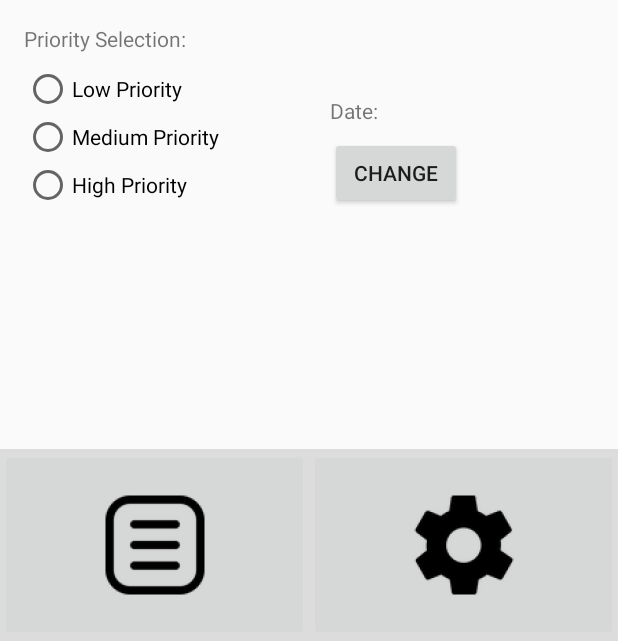
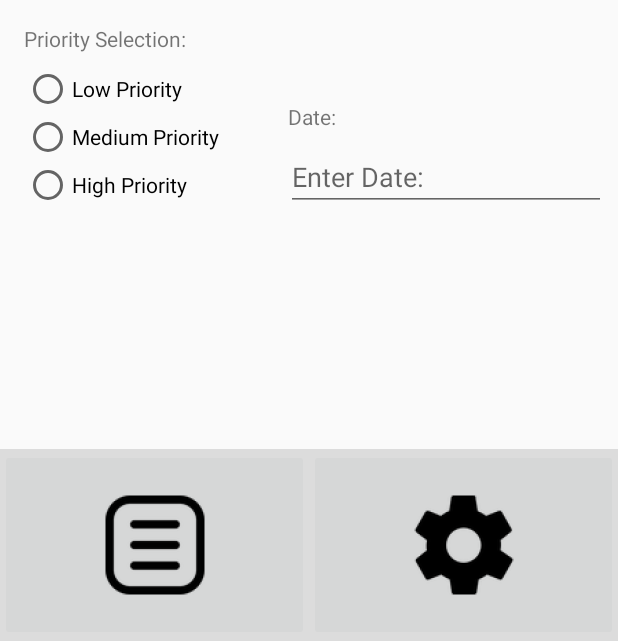
Before and after one commit to omarumustafa/NotesMemo, an Android app: the layout activity_main.xml on its own in the app's theme, with its tools: preview values and no code run, on a phone screen of 412 x 824 dp, the part 595-1236 px from its top. Run offline under Robolectric (Android 15) with nearby library versions, the phone set to English and light mode, and no system bars.

Commit message:
deleted date picker, date is now a editfield that autofills

```diff
--- a/app/src/main/res/layout/activity_main.xml
+++ b/app/src/main/res/layout/activity_main.xml
@@ -168,29 +168,25 @@
                 android:id="@+id/textDate"
                 android:layout_width="wrap_content"
                 android:layout_height="wrap_content"
-                android:layout_marginStart="96dp"
-                android:layout_marginTop="64dp"
+                android:layout_marginStart="68dp"
+                android:layout_marginTop="68dp"
                 android:text="@string/textDate"
                 app:layout_constraintStart_toEndOf="@+id/textMemoPriority"
                 app:layout_constraintTop_toBottomOf="@+id/editMemoDesc" />
 
-            <TextView
-                android:id="@+id/textChangedDate"
+            <EditText
+                android:id="@+id/editDate"
                 android:layout_width="wrap_content"
                 android:layout_height="wrap_content"
-                android:layout_marginTop="64dp"
-                app:layout_constraintStart_toEndOf="@+id/textDate"
-                app:layout_constraintTop_toBottomOf="@+id/editMemoDesc" />
-
-            <Button
-                android:id="@+id/dateButton"
-                android:layout_width="wrap_content"
-                android:layout_height="wrap_content"
-                android:layout_marginStart="96dp"
                 android:layout_marginTop="8dp"
-                android:text="@string/dateButton"
-                app:layout_constraintStart_toEndOf="@+id/textMemoPriority"
-                app:layout_constraintTop_toBottomOf="@+id/textDate" />
+                android:layout_marginEnd="8dp"
+                android:autofillHints=""
+                android:ems="10"
+                android:inputType="text"
+                android:hint="@string/EnterDate"
+                app:layout_constraintEnd_toEndOf="parent"
+                app:layout_constraintTop_toBottomOf="@+id/textDate"
+                tools:ignore="TextFields" />
 
 
         </androidx.constraintlayout.widget.ConstraintLayout>
--- a/app/src/main/res/values/strings.xml
+++ b/app/src/main/res/values/strings.xml
@@ -13,7 +13,7 @@
     <string name="radioButtonHigh">High Priority</string>
     <string name="dateButton">CHANGE</string>
     <string name="textDate">Date:</string>
-    <string name="textChangedDate">TextView</string>
+    <string name="EnterDate">Enter Date:</string>
     <string name="cancelButton">Cancel</string>
-    <string name="okButton">Ok</string>
+    <string name="okButton">OK</string>
 </resources>
```
Also changed, not shown: app/src/main/java/com/example/memoapp/DatePickerDialog.java (deleted, +0 -62 lines), app/src/main/java/com/example/memoapp/MainActivity.java (+12 -24 lines), app/src/main/res/layout/select_date.xml (deleted, +0 -35 lines).
